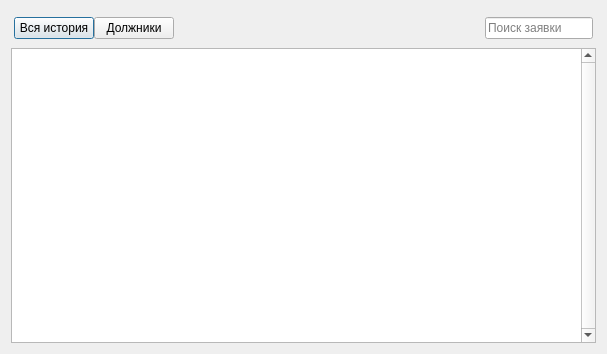
This is src/accounthistory.ui in libjournaldev/libjournal as Qt 5 draws it before an edit. The edited form follows.
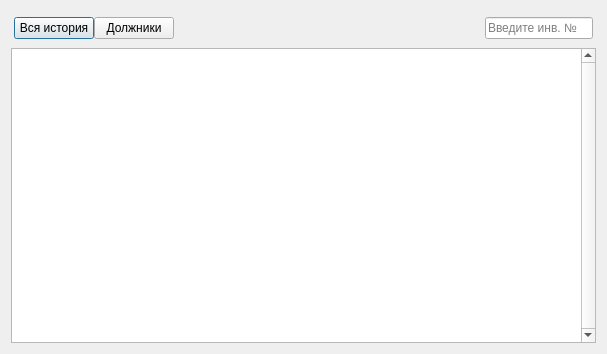
This is the edited form. Icons and pictures are not drawn.

Patch:
```diff
--- a/src/accounthistory.ui
+++ b/src/accounthistory.ui
@@ -102,12 +102,12 @@
         </property>
         <property name="maximumSize">
          <size>
-          <width>110</width>
+          <width>117</width>
           <height>16777215</height>
          </size>
         </property>
         <property name="placeholderText">
-         <string>Поиск заявки</string>
+         <string>Введите инв. №</string>
         </property>
         <property name="clearButtonEnabled">
          <bool>true</bool>
```
Left out of the diff: 6 changed lines with no effect on the pictures.
